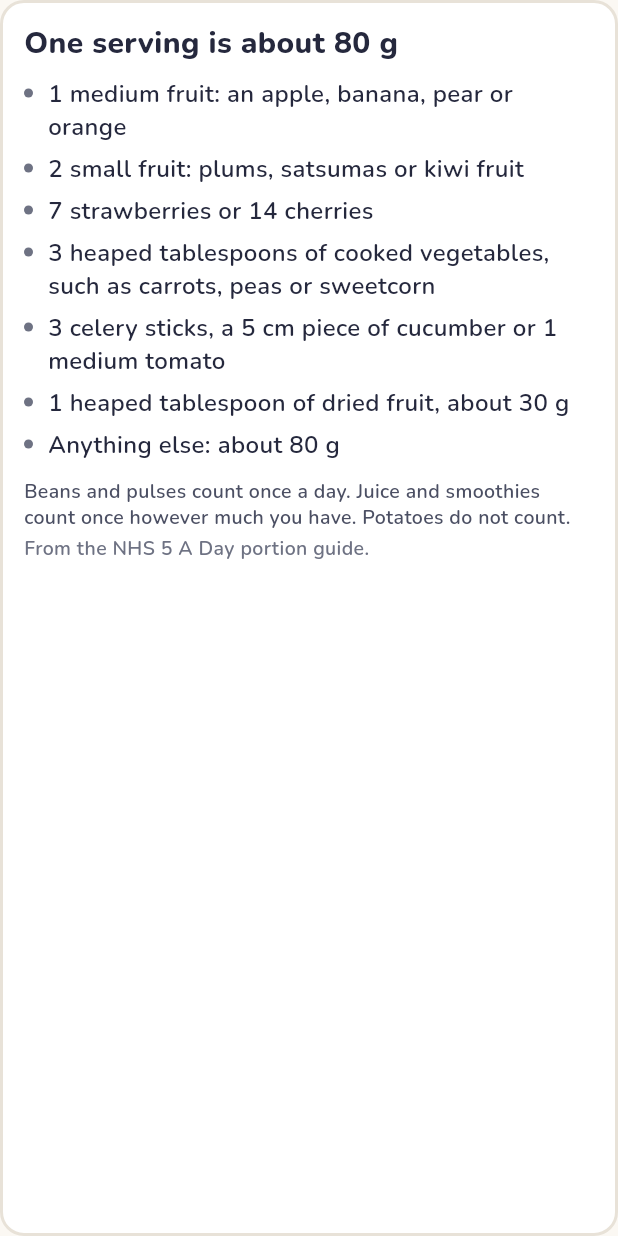
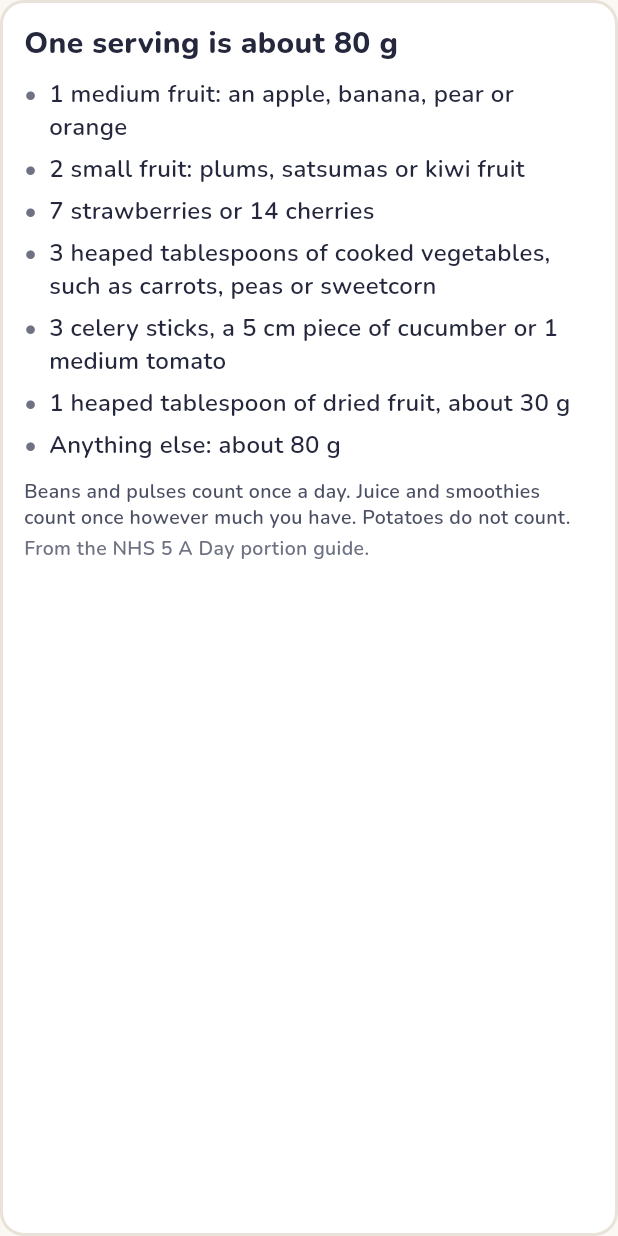
Before and after one commit to NC1107/new-me, a Flutter app: the _ServingGuide widget shown alone on an empty page, opened directly, on a phone screen of 412 x 824 dp. Run offline on Flutter 3.47's test engine with Material 3 defaults, Android fonts, the phone set to English and light mode, and no system bars; our stand-ins replace audioplayers, dio, flutter_local_notifications, flutter_riverpod, flutter_secure_storage, flutter_timezone and 4 more; missing offline and left inert: health, mobile_scanner; accounts and stored records are empty; network calls fail.

Commit message:
fix: breathing actions pinned to a footer, a scaling bullet, and the USDA key out of URLs
- the breathing session's buttons sit in a bottom footer like other
  guided pages, with even gutters, instead of mid-screen
- the serving examples use a text bullet that keeps its line at any size
- the USDA key travels in the X-Api-Key header, so a transport error that
  quotes the request URL can never write it to the server log

```diff
--- a/app/lib/features/log/produce_pane.dart
+++ b/app/lib/features/log/produce_pane.dart
@@ -101,14 +101,11 @@ class _ServingGuide extends StatelessWidget {
             child: Row(
               crossAxisAlignment: CrossAxisAlignment.start,
               children: [
-                const Padding(
-                  padding: EdgeInsets.only(top: 7, right: 10),
-                  child: SizedBox(
-                    width: 6,
-                    height: 6,
-                    child: DecoratedBox(
-                      decoration: BoxDecoration(color: kInkMuted, shape: BoxShape.circle),
-                    ),
+                // A text bullet sits on the line's baseline at any text size.
+                ExcludeSemantics(
+                  child: Padding(
+                    padding: const EdgeInsets.only(right: 8),
+                    child: Text('•', style: AppText.body.copyWith(color: kInkMuted)),
                   ),
                 ),
                 Expanded(child: Text(line, style: AppText.body)),
```
Also changed, not shown: app/lib/features/breathing/breathing_session_page.dart (+22 -14 lines), 2 other files.
